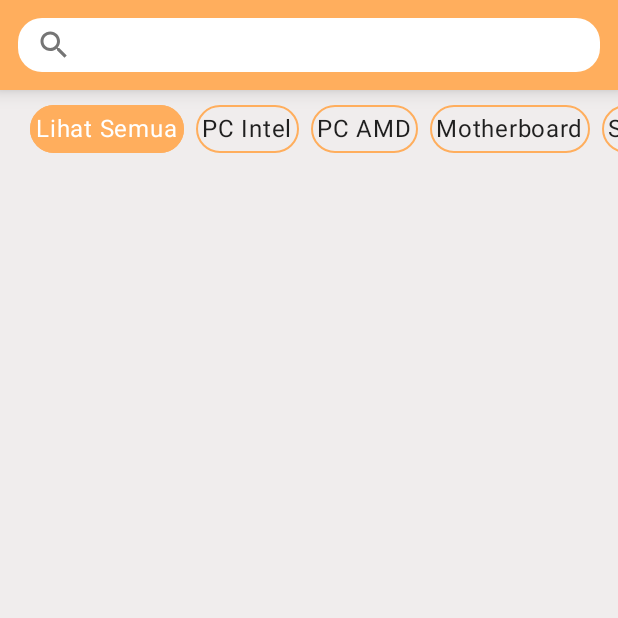
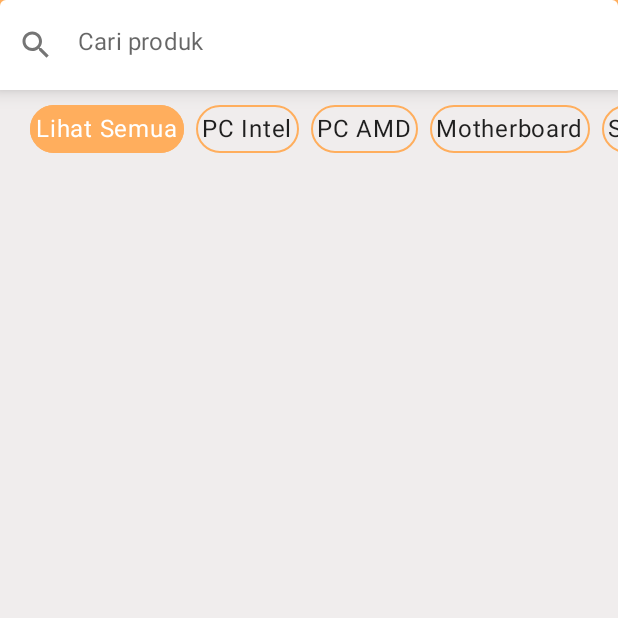
Before and after one commit to irham3/bangun-pc-android, an Android app built with Jetpack Compose: the composable CatalogScreen shown on its own in the app's theme, on a phone screen of 412 x 824 dp, the top half of it. Run offline under Robolectric (Android 15) with nearby library versions, the phone set to English and light mode, and no system bars; our stand-ins replace Dagger/Hilt's generated code, accompanist.

Commit message:
Fixing searchbar

```diff
--- a/app/src/main/java/com/kaizen/bangunpc/data/source/local/entity/ProductEntity.kt
+++ b/app/src/main/java/com/kaizen/bangunpc/data/source/local/entity/ProductEntity.kt
@@ -22,6 +22,9 @@ data class ProductEntity (
     @ColumnInfo(name = "description")
     var description: String = "",
 
+    @ColumnInfo(name = "quantity")
+    var quantity: Int = 0,
+
     @ColumnInfo(name = "image")
     var image: String = "",
 
--- a/app/src/main/java/com/kaizen/bangunpc/data/source/remote/dto/ComponentDto.kt
+++ b/app/src/main/java/com/kaizen/bangunpc/data/source/remote/dto/ComponentDto.kt
@@ -13,6 +13,7 @@ data class Gxcomp(
     val image: String,
     val price: Int,
     val name: String,
+    val quantity: Int,
     val description: String,
     val id: Int,
     val url: String
--- a/app/src/main/java/com/kaizen/bangunpc/data/source/remote/dto/PCBuildDto.kt
+++ b/app/src/main/java/com/kaizen/bangunpc/data/source/remote/dto/PCBuildDto.kt
@@ -9,6 +9,7 @@ data class PCBuildDto(
     val url: String,
     val name: String,
     val image: String,
+    val quantity: Int,
     val description: String,
     val category: Int,
 )
--- a/app/src/main/java/com/kaizen/bangunpc/ui/components/CustomTopBar.kt
+++ b/app/src/main/java/com/kaizen/bangunpc/ui/components/CustomTopBar.kt
@@ -33,6 +33,7 @@ import com.kaizen.bangunpc.ui.theme.Orange
 fun CustomTopBar(
     modifier: Modifier = Modifier,
     height: Dp = 60.dp,
+    padding: Dp = 12.dp,
     content: @Composable (() -> Unit)? = null
 ) {
     Box(modifier = modifier.shadow(8.dp)) {
@@ -42,7 +43,7 @@ fun CustomTopBar(
                 .fillMaxWidth()
                 .background(color = Orange)
                 .height(height)
-                .padding(12.dp)
+                .padding(padding)
         ){
             if (content != null) content()
         }
--- a/app/src/main/java/com/kaizen/bangunpc/ui/components/ListItem.kt
+++ b/app/src/main/java/com/kaizen/bangunpc/ui/components/ListItem.kt
@@ -62,7 +62,7 @@ fun ListItem(
                     fontWeight = FontWeight.Bold,
                 )
                 Text(
-                    color = Orange,
+                    color = Color.Black,
                     text = price.toRupiahFormat(),
                     style = MaterialTheme.typography.body1.copy(
                         fontStyle = FontStyle.Italic
--- a/app/src/main/java/com/kaizen/bangunpc/ui/components/Searchbar.kt
+++ b/app/src/main/java/com/kaizen/bangunpc/ui/components/Searchbar.kt
@@ -1,7 +1,7 @@
 package com.kaizen.bangunpc.ui.components
 
-import androidx.compose.foundation.layout.fillMaxWidth
-import androidx.compose.foundation.layout.heightIn
+import androidx.compose.foundation.border
+import androidx.compose.foundation.layout.*
 import androidx.compose.foundation.shape.RoundedCornerShape
 import androidx.compose.material.Icon
 import androidx.compose.material.MaterialTheme
@@ -19,6 +19,7 @@ import androidx.compose.ui.tooling.preview.Preview
 import androidx.compose.ui.unit.dp
 import com.kaizen.bangunpc.R
 import com.kaizen.bangunpc.ui.theme.AppTheme
+import com.kaizen.bangunpc.ui.theme.Orange
 
 @Composable
 fun SearchBar(
@@ -35,20 +36,21 @@ fun SearchBar(
                 contentDescription = null
             )
         },
+        maxLines = 1,
         colors = TextFieldDefaults.textFieldColors(
             backgroundColor = MaterialTheme.colors.surface,
-            cursorColor = Color.Black,
+            cursorColor = Orange,
             disabledIndicatorColor = Color.Transparent,
             focusedIndicatorColor = Color.Transparent,
             unfocusedIndicatorColor = Color.Transparent,
         ),
         placeholder = {
-            Text(stringResource(R.string.search_product))
+            Text(
+                text = stringResource(R.string.search_product)
+            )
         },
         modifier = modifier
-            .fillMaxWidth()
-            .heightIn(min = 48.dp)
-            .clip(RoundedCornerShape(16.dp))
+            .fillMaxSize()
     )
 }
 
@@ -56,6 +58,14 @@ fun SearchBar(
 @Composable
 private fun SearchBarPreview() {
     AppTheme {
-        SearchBar(query = "")
+        CustomTopBar(
+            padding = 0.dp,
+            content = {
+                SearchBar(
+                    query = ""
+                )
+
+            }
+        )
     }
 }
--- a/app/src/main/java/com/kaizen/bangunpc/ui/screen/auth/AuthViewModel.kt
+++ b/app/src/main/java/com/kaizen/bangunpc/ui/screen/auth/AuthViewModel.kt
@@ -27,6 +27,7 @@ class AuthViewModel @Inject constructor(
             if(repository.createUserAccount(email, password, fullname)) {
                 _isLoading.value = false
                 _isAuth.value = true
+                loginWithEmail(email,password)
                 Log.d("Auth", "Success")
             } else{
                 _isAuth.value = false
--- a/app/src/main/java/com/kaizen/bangunpc/ui/screen/catalog/CatalogScreen.kt
+++ b/app/src/main/java/com/kaizen/bangunpc/ui/screen/catalog/CatalogScreen.kt
@@ -8,6 +8,7 @@ import androidx.compose.animation.slideInVertically
 import androidx.compose.animation.slideOutVertically
 import androidx.compose.foundation.layout.Box
 import androidx.compose.foundation.layout.Column
+import androidx.compose.foundation.layout.height
 import androidx.compose.foundation.layout.padding
 import androidx.compose.foundation.lazy.grid.rememberLazyGridState
 import androidx.compose.material.ButtonDefaults
@@ -66,6 +67,7 @@ fun CatalogScreen(
 
         Column {
             CustomTopBar(
+                padding = 0.dp,
                 content = {
                     SearchBar(
                         query = keyword,
--- a/app/src/main/java/com/kaizen/bangunpc/ui/screen/wishlist/WishlistScreen.kt
+++ b/app/src/main/java/com/kaizen/bangunpc/ui/screen/wishlist/WishlistScreen.kt
@@ -41,6 +41,11 @@ fun WishlistScreen(
                 UiState.Loading -> {wishlistViewModel.getWishlist()}
                 is UiState.Error -> {}
                 is UiState.Success -> {
+                    if(wishlistViewModel.isEmpty.value){
+                        Column(modifier = Modifier.fillMaxSize()) {
+
+                        }
+                    }
                     ProductVerticalList(
                         listProduct = uiState.data,
                         navigateToDetailProduct = navigateToDetailProduct
--- a/app/src/main/java/com/kaizen/bangunpc/utils/DataMapper.kt
+++ b/app/src/main/java/com/kaizen/bangunpc/utils/DataMapper.kt
@@ -14,6 +14,7 @@ object DataMapper {
                 price = it.gxcomp.price,
                 url = it.gxcomp.url,
                 description = it.gxcomp.description,
+                quantity = it.gxcomp.quantity,
                 image = it.gxcomp.image,
                 isPCBuild = false,
                 category = category,
@@ -32,6 +33,7 @@ object DataMapper {
                 price = it.price,
                 url = it.url,
                 description = it.description,
+                quantity = it.quantity,
                 image = it.image,
                 isPCBuild = true,
                 category = category,
```
Also changed, not shown: app/src/main/java/com/kaizen/bangunpc/ui/screen/detail/DetailProductScreen.kt (+7 -0 lines), app/src/main/java/com/kaizen/bangunpc/ui/screen/wishlist/WishlistViewModel.kt (+7 -0 lines).
